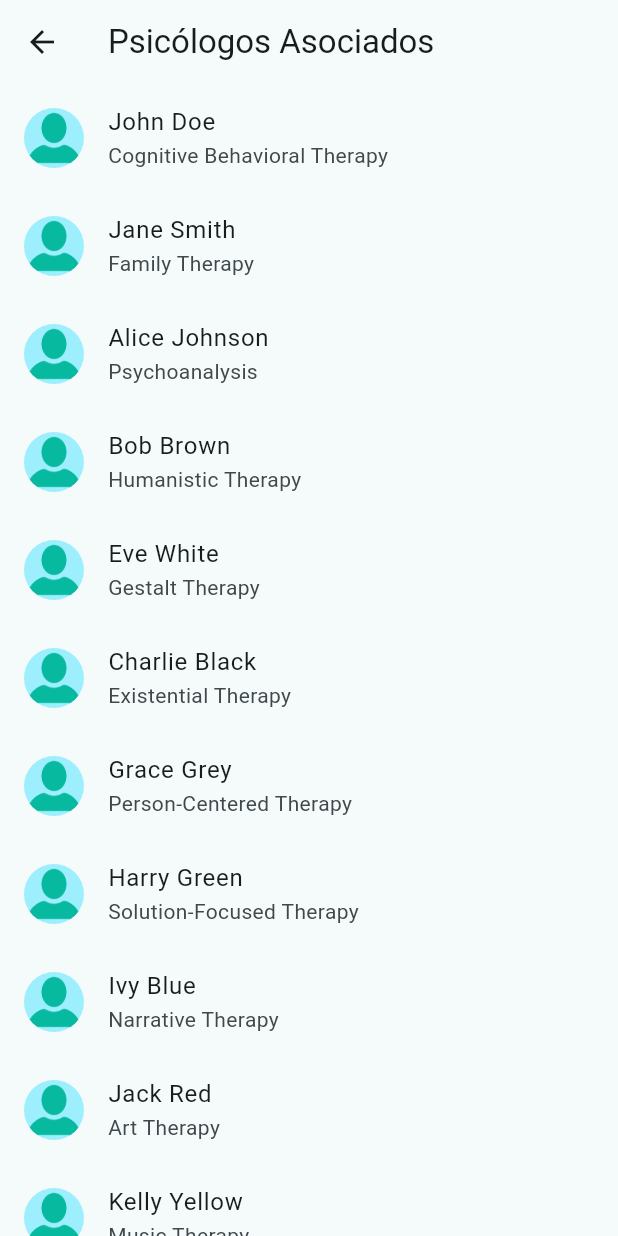
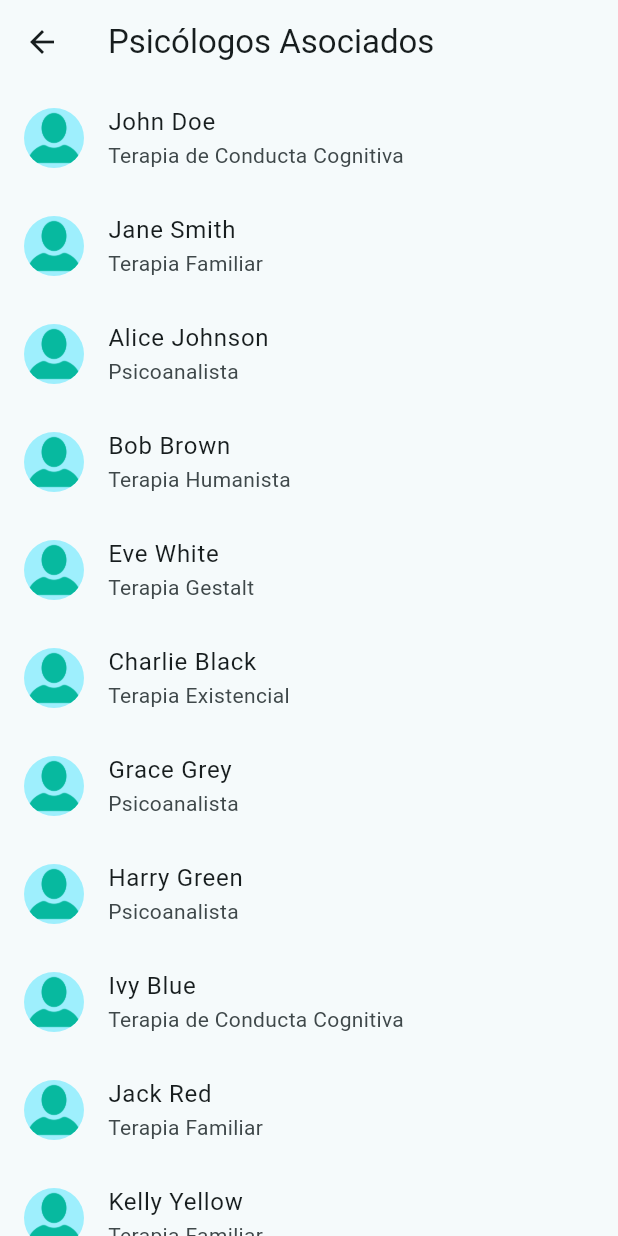
Before and after one commit to Kannkrel/MindHub, a Flutter app: the SearchAssociatedPage screen opened directly, on a phone screen of 412 x 824 dp. Run offline on Flutter 3.47's test engine with Material 3 defaults, Android fonts, the phone set to English and light mode, and no system bars; our stand-ins replace cloud_firestore, firebase_auth, firebase_core, fluttertoast, persistent_bottom_nav_bar, table_calendar; accounts and stored records are empty.

Commit message:
Arreglao (y)

```diff
--- a/lib/features/user_auth/presentation/pages/search_associated.dart
+++ b/lib/features/user_auth/presentation/pages/search_associated.dart
@@ -43,66 +43,66 @@ const String url = "assets/user_icon_green.png";
 List<Psychologist> psychologists = [
   Psychologist(
     name: 'John Doe',
-    specialization: 'Cognitive Behavioral Therapy',
+    specialization: 'Terapia de Conducta Cognitiva',
   ),
   Psychologist(
     name: 'Jane Smith',
-    specialization: 'Family Therapy',
+    specialization: 'Terapia Familiar',
   ),
   Psychologist(
     name: 'Alice Johnson',
-    specialization: 'Psychoanalysis',
+    specialization: 'Psicoanalista',
   ),
   Psychologist(
     name: 'Bob Brown',
-    specialization: 'Humanistic Therapy',
+    specialization: 'Terapia Humanista',
   ),
   Psychologist(
     name: 'Eve White',
-    specialization: 'Gestalt Therapy',
+    specialization: 'Terapia Gestalt',
   ),
   Psychologist(
     name: 'Charlie Black',
-    specialization: 'Existential Therapy',
+    specialization: 'Terapia Existencial',
   ),
   Psychologist(
     name: 'Grace Grey',
-    specialization: 'Person-Centered Therapy',
+    specialization: 'Psicoanalista',
   ),
   Psychologist(
     name: 'Harry Green',
-    specialization: 'Solution-Focused Therapy',
+    specialization: 'Psicoanalista',
   ),
   Psychologist(
     name: 'Ivy Blue',
-    specialization: 'Narrative Therapy',
+    specialization: 'Terapia de Conducta Cognitiva',
   ),
   Psychologist(
     name: 'Jack Red',
-    specialization: 'Art Therapy',
+    specialization: 'Terapia Familiar',
   ),
   Psychologist(
     name: 'Kelly Yellow',
-    specialization: 'Music Therapy',
+    specialization: 'Terapia Familiar',
   ),
   Psychologist(
     name: 'Liam Orange',
-    specialization: 'Drama Therapy',
+    specialization: 'Terapia Existencial',
   ),
   Psychologist(
     name: 'Mia Purple',
-    specialization: 'Dance Therapy',
+    specialization: 'Psiquiatra',
   ),
   Psychologist(
     name: 'Noah Pink',
-    specialization: 'Play Therapy',
+    specialization: 'Psiquiatra',
   ),
   Psychologist(
     name: 'Olivia Brown',
-    specialization: 'Animal-Assisted Therapy',
+    specialization: 'Psicólogo General',
   ),
   Psychologist(
     name: 'Oscar White',
-    specialization: 'Ecopsychology',
+    specialization: 'Psicólogo General',
   ),
 ];
```
Also changed, not shown: lib/features/user_auth/presentation/pages/reg_number_page.dart (+4 -6 lines), lib/features/user_auth/presentation/pages/sign_up_page.dart (+39 -27 lines), lib/features/user_auth/presentation/pages/reg_emergency_page.dart (line endings or trailing spaces), pubspec.lock.
